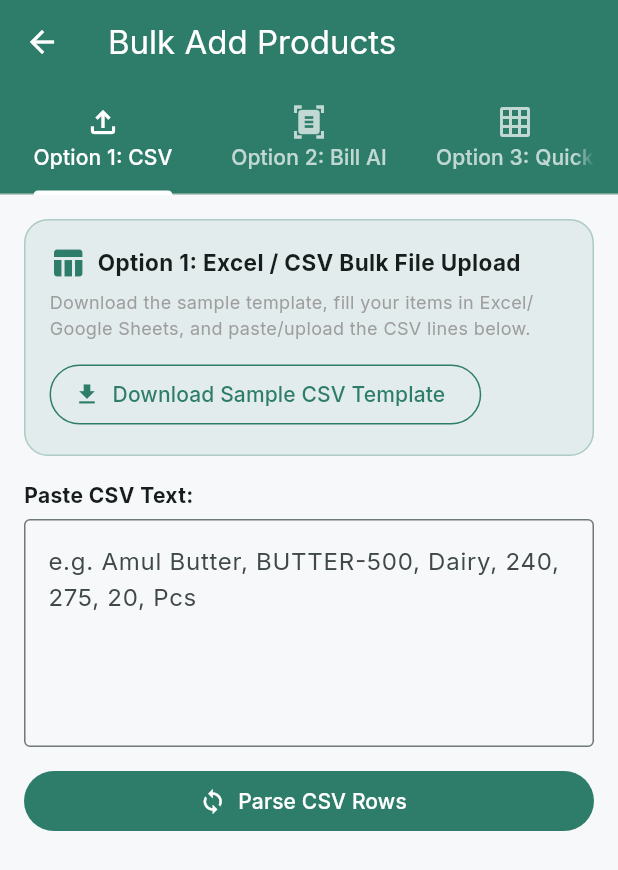
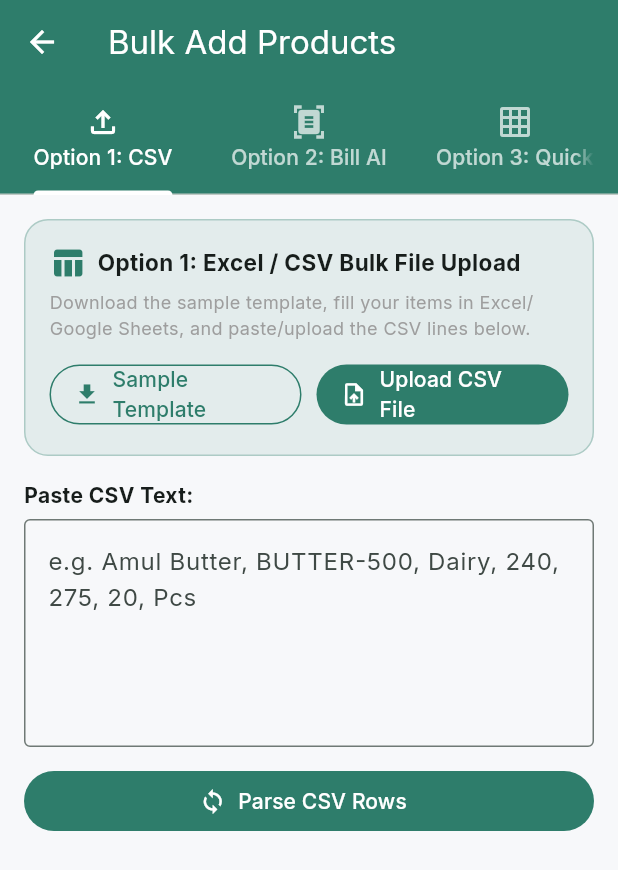
Before and after one commit to mk-ooo1/apphub-files, a Flutter app: the BulkImportScreen screen opened directly, on a phone screen of 412 x 824 dp. Shown: the top 870 px of the screen. Run offline on Flutter 3.47's test engine with Material 3 defaults, Android fonts, the phone set to English and light mode, and no system bars; our stand-ins replace cloud_firestore, file_picker, firebase_auth, firebase_core, fl_chart, flutter_local_notifications and 9 more; accounts and stored records are empty.

Commit message:
added inventory bulk import improve

```diff
--- a/lib/screens/bulk_import_screen.dart
+++ b/lib/screens/bulk_import_screen.dart
@@ -1,5 +1,6 @@
 import 'dart:convert';
 import 'dart:io';
+import 'package:file_picker/file_picker.dart';
 import 'package:flutter/material.dart';
 import 'package:path_provider/path_provider.dart';
 import 'package:provider/provider.dart';
@@ -76,6 +77,45 @@ class _BulkImportScreenState extends State<BulkImportScreen> with SingleTickerPr
       if (mounted) {
         ScaffoldMessenger.of(context).showSnackBar(
           SnackBar(content: Text('Failed to share template: $e')),
+        );
+      }
+    }
+  }
+
+  Future<void> _pickAndReadCsvFile() async {
+    try {
+      final result = await FilePicker.platform.pickFiles(
+        type: FileType.custom,
+        allowedExtensions: ['csv', 'txt'],
+        withData: true,
+      );
+
+      if (result != null && result.files.isNotEmpty) {
+        final file = result.files.first;
+        String content = '';
+
+        if (file.bytes != null) {
+          content = utf8.decode(file.bytes!);
+        } else if (file.path != null) {
+          content = await File(file.path!).readAsString();
+        }
+
+        if (content.isNotEmpty) {
+          setState(() {
+            _csvTextCtrl.text = content;
+          });
+          _parseCsvText();
+          if (mounted) {
+            ScaffoldMessenger.of(context).showSnackBar(
+              SnackBar(content: Text('Loaded "${file.name}" successfully!')),
+            );
+          }
+        }
+      }
+    } catch (e) {
+      if (mounted) {
+        ScaffoldMessenger.of(context).showSnackBar(
+          SnackBar(content: Text('Error picking file: $e')),
         );
       }
     }
@@ -382,14 +422,31 @@ Bill Text:
                 style: TextStyle(fontSize: 12, color: Colors.grey),
               ),
               const SizedBox(height: 12),
-              OutlinedButton.icon(
-                style: OutlinedButton.styleFrom(
-                  foregroundColor: AppColors.primary,
-                  side: const BorderSide(color: AppColors.primary),
-                ),
-                icon: const Icon(Icons.download),
-                label: const Text('Download Sample CSV Template'),
-                onPressed: _shareCsvTemplate,
+              Row(
+                children: [
+                  Expanded(
+                    child: OutlinedButton.icon(
+                      style: OutlinedButton.styleFrom(
+                        foregroundColor: AppColors.primary,
+                        side: const BorderSide(color: AppColors.primary),
+                      ),
+                      icon: const Icon(Icons.download, size: 18),
+                      label: const Text('Sample Template'),
+                      onPressed: _shareCsvTemplate,
+                    ),
+                  ),
+                  const SizedBox(width: 10),
+                  Expanded(
+                    child: FilledButton.icon(
+                      style: FilledButton.styleFrom(
+                        backgroundColor: AppColors.primary,
+                      ),
+                      icon: const Icon(Icons.upload_file, size: 18),
+                      label: const Text('Upload CSV File'),
+                      onPressed: _pickAndReadCsvFile,
+                    ),
+                  ),
+                ],
               ),
             ],
           ),
--- a/pubspec.yaml
+++ b/pubspec.yaml
@@ -43,6 +43,7 @@ dependencies:
   package_info_plus: ^8.0.0
   url_launcher: ^6.3.0
   qr_flutter: ^4.1.0
+  file_picker: ^8.1.2
 
 dev_dependencies:
   flutter_test:
```
Also changed, not shown: lib/services/inventory_service.dart (+77 -0 lines), pubspec.lock, 1 other file.
